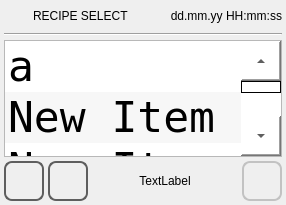
Old version of the form qt_library/ATCMrecipe/recipe_select.ui in the repository MECTsrl/mect_plugins.
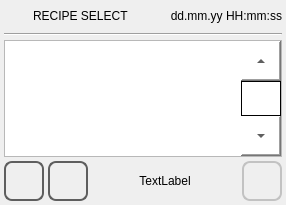
New version of the form. Icons and pictures are not drawn.

What changed in the file:
```diff
--- a/qt_library/ATCMrecipe/recipe_select.ui
+++ b/qt_library/ATCMrecipe/recipe_select.ui
@@ -178,66 +178,6 @@
      <property name="alternatingRowColors">
       <bool>true</bool>
      </property>
-     <item>
-      <property name="text">
-       <string>a</string>
-      </property>
-     </item>
-     <item>
-      <property name="text">
-       <string>New Item</string>
-      </property>
-     </item>
-     <item>
-      <property name="text">
-       <string>New Item</string>
-      </property>
-     </item>
-     <item>
-      <property name="text">
-       <string>New Item</string>
-      </property>
-     </item>
-     <item>
-      <property name="text">
-       <string>New Item</string>
-      </property>
-     </item>
-     <item>
-      <property name="text">
-       <string>New Item</string>
-      </property>
-     </item>
-     <item>
-      <property name="text">
-       <string>New Item</string>
-      </property>
-     </item>
-     <item>
-      <property name="text">
-       <string>New Item</string>
-      </property>
-     </item>
-     <item>
-      <property name="text">
-       <string>New Item</string>
-      </property>
-     </item>
-     <item>
-      <property name="text">
-       <string>New Item</string>
-      </property>
-     </item>
-     <item>
-      <property name="text">
-       <string>New Item</string>
-      </property>
-     </item>
-     <item>
-      <property name="text">
-       <string>z</string>
-      </property>
-     </item>
     </widget>
    </item>
    <item>
```
